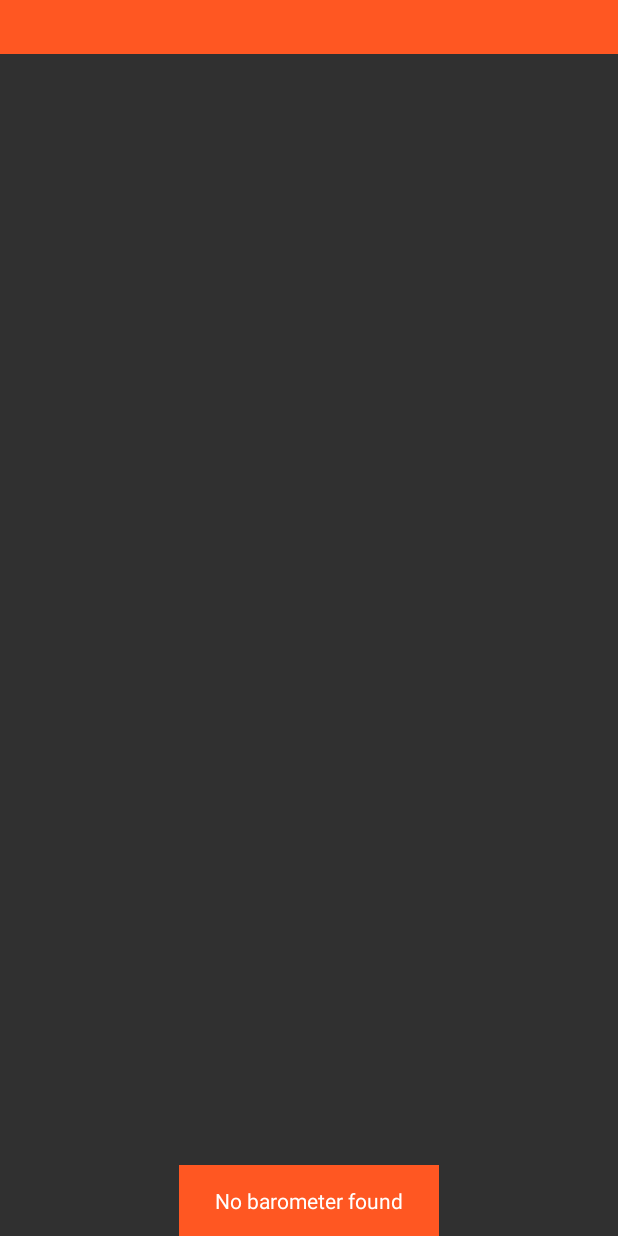
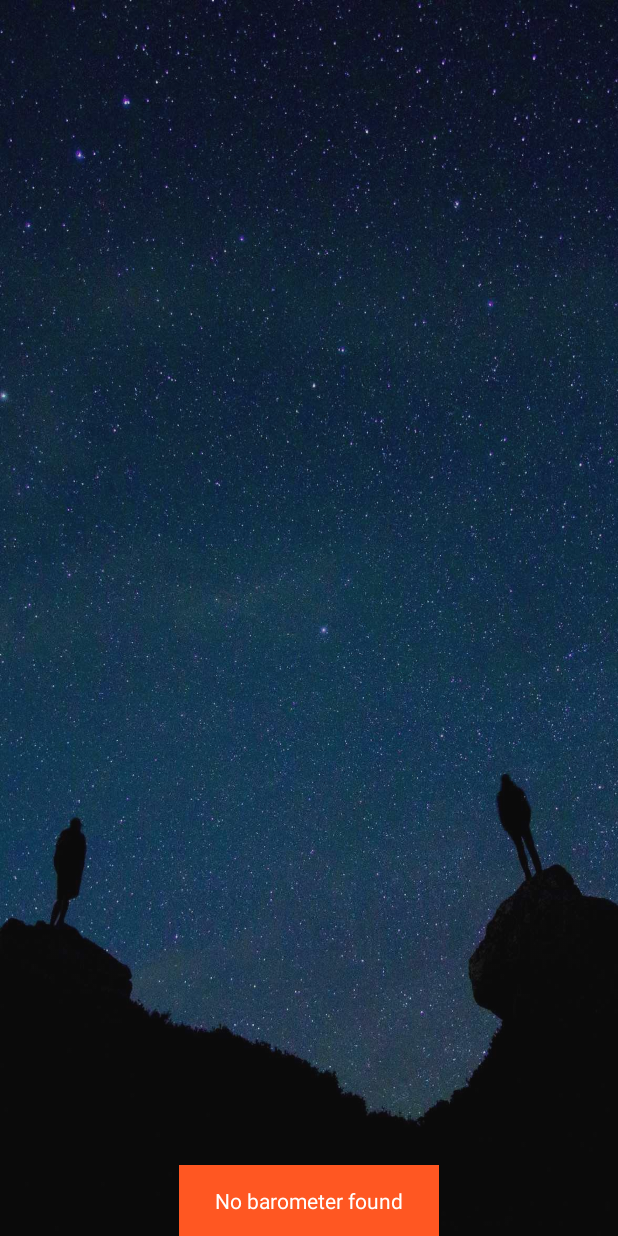
Before and after one commit to choyg/Hiking-Altimeter, an Android app: the screen it shows after launch (MainActivity), on a phone screen of 412 x 824 dp. Run offline under Robolectric (Android 15) with nearby library versions, the phone set to English and light mode, and no system bars; our stand-ins replace ButterKnife; 1 statement that could not run was skipped.

Commit message:
Removed tabs module. Switched to using TabLayout. Updated UI with translucent tabs and status bar.

```diff
--- a/app/build.gradle
+++ b/app/build.gradle
@@ -21,14 +21,15 @@ android {
 }
 
 dependencies {
-    compile fileTree(dir: 'libs', include: ['*.jar'])
+    compile fileTree(include: ['*.jar'], dir: 'libs')
     compile 'com.android.support:support-v13:23.1.1'
     compile 'com.android.support:gridlayout-v7:23.4.0'
     compile 'com.android.support:design:23.1.1'
     compile 'com.android.support:appcompat-v7:23.1.1'
-    compile project(':tabs')
     compile 'com.jakewharton:butterknife:8.4.0'
     compile 'com.google.dagger:dagger:2.7'
+    compile 'com.squareup.retrofit2:retrofit:2.1.0'
+    compile 'com.github.bumptech.glide:glide:3.7.0'
     apt 'com.google.dagger:dagger-compiler:2.7'
     apt 'com.jakewharton:butterknife-compiler:8.4.0'
 }
--- /dev/null
+++ b/app/src/main/java/testb/org/altimeter/Data/Backgrounds/LoadJSON.java
@@ -0,0 +1,5 @@
+package testb.org.altimeter.Data.Backgrounds;
+
+public class LoadJSON {
+
+}
--- a/app/src/main/java/testb/org/altimeter/MainActivity.java
+++ b/app/src/main/java/testb/org/altimeter/MainActivity.java
@@ -1,24 +1,35 @@
 package testb.org.altimeter;
 
+import android.annotation.TargetApi;
 import android.app.FragmentManager;
 import android.content.Intent;
 import android.content.SharedPreferences;
 import android.graphics.Color;
 import android.hardware.Sensor;
 import android.hardware.SensorManager;
+import android.os.Build;
 import android.os.Bundle;
 import android.app.Fragment;
 
 
 import android.preference.PreferenceManager;
 import android.support.design.widget.Snackbar;
+import android.support.design.widget.TabLayout;
 import android.support.v13.app.FragmentStatePagerAdapter;
 import android.support.v4.view.ViewPager;
 import android.support.v7.app.AppCompatActivity;
+import android.view.View;
 import android.view.Window;
+import android.view.WindowManager;
+import android.widget.ImageView;
 
-import com.astuetz.tabs.PagerSlidingTabStrip;
 
+import com.bumptech.glide.Glide;
+import com.bumptech.glide.load.engine.DiskCacheStrategy;
+
+import butterknife.BindView;
+import butterknife.ButterKnife;
+import butterknife.Unbinder;
 import testb.org.altimeter.Views.Fragments.CalibrationFragment;
 import testb.org.altimeter.Views.Fragments.DisplayFragment;
 
@@ -26,8 +37,11 @@ import testb.org.altimeter.Views.Fragments.DisplayFragment;
 public class MainActivity extends AppCompatActivity {
 
     private SharedPreferences sharedPref;
-    private CalculationSingleton singleton = CalculationSingleton.getInstance();
+
     private Intent barometerIntent = null;
+    private Unbinder unbinder;
+    @BindView(R.id.backgroundImageView)
+    ImageView backgroundImageView;
 
     /**
      * Called when the activity is first created.
@@ -36,24 +50,43 @@ public class MainActivity extends AppCompatActivity {
     public void onCreate(Bundle savedInstanceState) {
         getWindow().requestFeature(Window.FEATURE_NO_TITLE);
         super.onCreate(savedInstanceState);
-
+        setTranslucentStatusBar(getWindow());
         setContentView(R.layout.frame);
+        unbinder = ButterKnife.bind(this);
 
         FramePagerAdapter adapter = new FramePagerAdapter(getFragmentManager());
         ViewPager pager = (ViewPager) findViewById(R.id.pager);
         pager.setAdapter(adapter);
 
-        //Sliding tabs, modified .java file as well
-        PagerSlidingTabStrip tabs = (PagerSlidingTabStrip) findViewById(R.id.tabs);
-        tabs.setViewPager(pager);
-        tabs.setBackgroundColor(Color.parseColor("#FF5722"));
-        tabs.setTextColor(Color.parseColor("#b3ffffff"));
-        tabs.setIndicatorColor(Color.parseColor("#b3ffffff"));
-        tabs.setDividerColor(Color.parseColor("#FF5722"));
+        TabLayout tabLayout = (TabLayout) findViewById(R.id.tabTest);
+        tabLayout.setupWithViewPager(pager);
+        tabLayout.setSelectedTabIndicatorColor(Color.parseColor("#FF5722"));
+
 
         sharedPref = PreferenceManager.getDefaultSharedPreferences(this);
 
 
+    }
+
+    public static void setTranslucentStatusBar(Window window) {
+        if (window == null) return;
+        int sdkInt = Build.VERSION.SDK_INT;
+        if (sdkInt >= Build.VERSION_CODES.LOLLIPOP) {
+            setTranslucentStatusBarLollipop(window);
+        } else if (sdkInt >= Build.VERSION_CODES.KITKAT) {
+            setTranslucentStatusBarKiKat(window);
+        }
+    }
+
+    @TargetApi(Build.VERSION_CODES.LOLLIPOP)
+    private static void setTranslucentStatusBarLollipop(Window window) {
+        window.getDecorView().setSystemUiVisibility(View.SYSTEM_UI_FLAG_LAYOUT_STABLE
+                | View.SYSTEM_UI_FLAG_LAYOUT_FULLSCREEN);
+    }
+
+    @TargetApi(Build.VERSION_CODES.KITKAT)
+    private static void setTranslucentStatusBarKiKat(Window window) {
+        window.addFlags(WindowManager.LayoutParams.FLAG_TRANSLUCENT_STATUS);
     }
 
     @Override
@@ -76,6 +109,19 @@ public class MainActivity extends AppCompatActivity {
         if (barometerIntent != null) {
             stopService(barometerIntent);
         }
+    }
+
+    @Override
+    public void onDestroy() {
+        super.onDestroy();
+        unbinder.unbind();
+    }
+
+    public void setBackgroundImage(String url) { //TODO
+        Glide.with(this)
+                .load(url)
+                .placeholder(R.color.colorAccent)
+                .into(backgroundImageView);
     }
 
     public class FramePagerAdapter extends FragmentStatePagerAdapter {
--- a/app/src/main/res/layout/calibration.xml
+++ b/app/src/main/res/layout/calibration.xml
@@ -18,6 +18,7 @@
             android:layout_alignParentLeft="true"
             android:paddingLeft="30dp"
             android:text="00000mi"
+            android:textColor="@color/textColorDark"
             android:textSize="48sp" />
 
         <View
@@ -27,7 +28,7 @@
             android:layout_below="@id/distance"
             android:layout_marginLeft="10dp"
             android:layout_marginRight="10dp"
-            android:background="@color/colorPrimary" />
+            android:background="@android:color/darker_gray" />
 
         <ImageButton
             android:id="@+id/removeButton"
--- a/app/src/main/res/layout/frame.xml
+++ b/app/src/main/res/layout/frame.xml
@@ -1,19 +1,30 @@
 <?xml version="1.0" encoding="utf-8"?>
 <RelativeLayout xmlns:android="http://schemas.android.com/apk/res/android"
-    android:layout_width="fill_parent"
-    android:layout_height="fill_parent"
+    android:layout_width="match_parent"
+    android:layout_height="match_parent"
+
     android:orientation="vertical">
 
-    <com.astuetz.tabs.PagerSlidingTabStrip
-        android:id="@+id/tabs"
+    <ImageView
+        android:id="@+id/backgroundImageView"
         android:layout_width="match_parent"
-        android:layout_height="36dp" />
+        android:layout_height="match_parent"
+        android:adjustViewBounds="true"
+        android:alpha=".8"
+        android:scaleType="fitXY"
+        android:src="@drawable/background_2" />
+
+    <android.support.design.widget.TabLayout
+        android:id="@+id/tabTest"
+        android:layout_width="match_parent"
+        android:layout_height="wrap_content"
+        android:fitsSystemWindows="true" />
 
     <android.support.v4.view.ViewPager xmlns:android="http://schemas.android.com/apk/res/android"
         android:id="@+id/pager"
         android:layout_width="match_parent"
         android:layout_height="wrap_content"
-        android:layout_below="@id/tabs" />
+        android:layout_below="@id/tabTest" />
 
     <android.support.design.widget.CoordinatorLayout xmlns:android="http://schemas.android.com/apk/res/android"
         android:id="@+id/snackbar_layout"
--- a/app/src/main/res/values-v21/CustomMaterial.xml
+++ b/app/src/main/res/values-v21/CustomMaterial.xml
@@ -9,8 +9,17 @@
     <item name="android:colorPrimaryDark">@color/colorPrimaryDark</item>
     <!--   theme UI controls like checkboxes and text fields -->
     <item name="android:colorAccent">@color/colorAccent</item>
-    <item name="android:statusBarColor">@color/statusBarColor</item>
+    <!--item name="android:statusBarColor">@color/statusBarColor</item> -->
     <item name="android:textColorPrimary">@color/textColor</item>
+    <item name="android:statusBarColor">@android:color/transparent</item>
+
+
+
+
+
+
+
+
   </style>
 
 </resources>
--- a/settings.gradle
+++ b/settings.gradle
@@ -1 +1 @@
-include ':app', ':tabs'
+include ':app'
```
Also changed, not shown: app/src/main/java/testb/org/altimeter/di/ApplicationComponent.java (deleted, +0 -10 lines), app/src/main/java/testb/org/altimeter/di/ApplicationModule.java (deleted, +0 -25 lines), app/src/main/java/testb/org/altimeter/di/BarometerModule.java (deleted, +0 -24 lines), app/src/main/java/testb/org/altimeter/di/BaseComponent.java (deleted, +0 -17 lines), app/src/main/java/testb/org/altimeter/di/PrefModule.java (deleted, +0 -17 lines), app/src/main/res/drawable/background_2.jpg (added), app/src/main/res/drawable/test_background.jpg (added), 2 other files.
